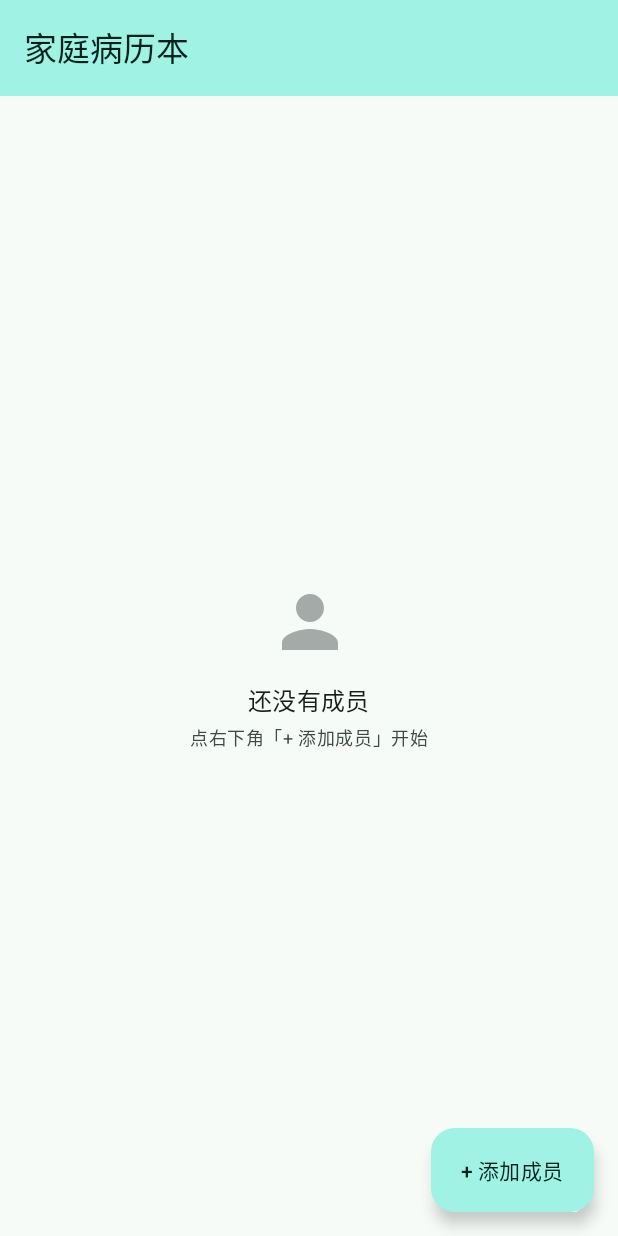
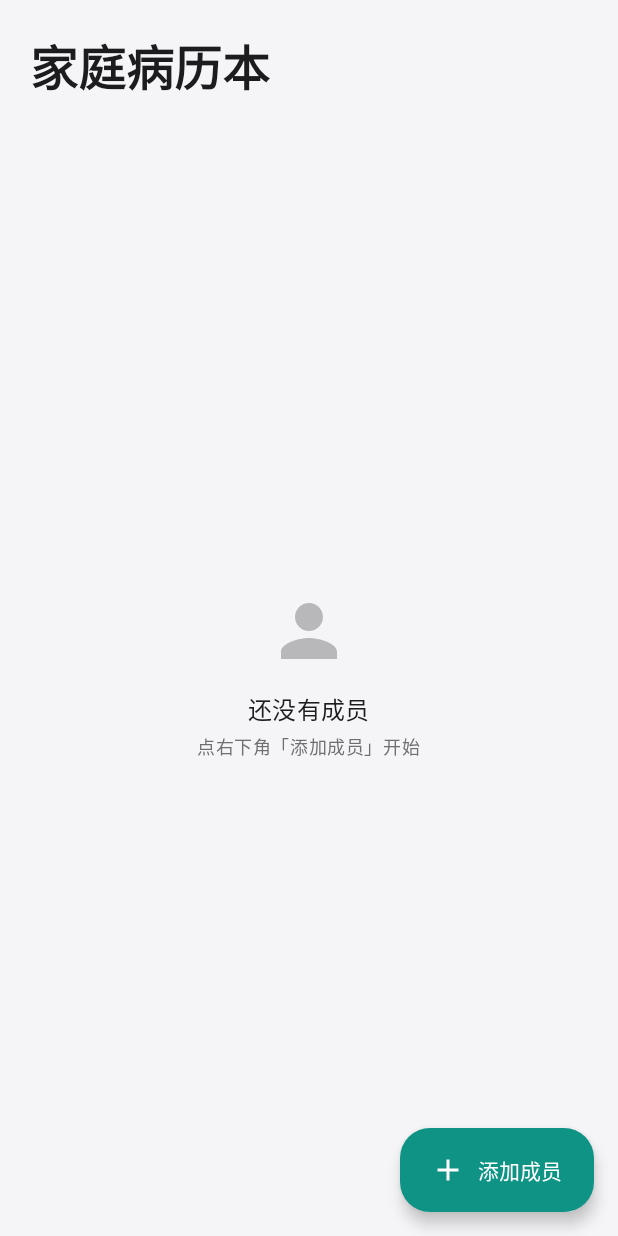
Before and after one commit to lidongze1002/medarchive, an Android app built with Jetpack Compose: the screen it shows after launch (MainActivity), on a phone screen of 412 x 824 dp. Run offline under Robolectric (Android 15) with nearby library versions, the phone set to English and light mode, and no system bars; our stand-ins replace Room's generated code.

Commit message:
style: modern 2026 UI (light-gray canvas, white bordered cards, large titles, clean top bars)

```diff
--- a/app/src/main/java/com/mvp/medarchive/ui/common/AppTopBar.kt
+++ b/app/src/main/java/com/mvp/medarchive/ui/common/AppTopBar.kt
@@ -11,6 +11,7 @@ import androidx.compose.material3.Text
 import androidx.compose.material3.TopAppBar
 import androidx.compose.material3.TopAppBarDefaults
 import androidx.compose.runtime.Composable
+import androidx.compose.ui.text.font.FontWeight
 
 @OptIn(ExperimentalMaterial3Api::class)
 @Composable
@@ -20,7 +21,13 @@ fun AppTopBar(
     actions: @Composable RowScope.() -> Unit = {}
 ) {
     TopAppBar(
-        title = { Text(title) },
+        title = {
+            Text(
+                title,
+                style = MaterialTheme.typography.titleMedium,
+                fontWeight = FontWeight.SemiBold
+            )
+        },
         navigationIcon = {
             if (onBack != null) {
                 IconButton(onClick = onBack) {
@@ -30,10 +37,10 @@ fun AppTopBar(
         },
         actions = actions,
         colors = TopAppBarDefaults.topAppBarColors(
-            containerColor = MaterialTheme.colorScheme.primaryContainer,
-            titleContentColor = MaterialTheme.colorScheme.onPrimaryContainer,
-            navigationIconContentColor = MaterialTheme.colorScheme.onPrimaryContainer,
-            actionIconContentColor = MaterialTheme.colorScheme.onPrimaryContainer
+            containerColor = MaterialTheme.colorScheme.background,
+            titleContentColor = MaterialTheme.colorScheme.onBackground,
+            navigationIconContentColor = MaterialTheme.colorScheme.onBackground,
+            actionIconContentColor = MaterialTheme.colorScheme.onBackground
         )
     )
 }
--- a/app/src/main/java/com/mvp/medarchive/ui/memberlist/MemberListScreen.kt
+++ b/app/src/main/java/com/mvp/medarchive/ui/memberlist/MemberListScreen.kt
@@ -1,21 +1,21 @@
 package com.mvp.medarchive.ui.memberlist
 
-import androidx.compose.foundation.clickable
 import androidx.compose.foundation.layout.Arrangement
 import androidx.compose.foundation.layout.Box
 import androidx.compose.foundation.layout.Column
 import androidx.compose.foundation.layout.PaddingValues
+import androidx.compose.foundation.layout.Row
 import androidx.compose.foundation.layout.Spacer
 import androidx.compose.foundation.layout.fillMaxSize
-import androidx.compose.foundation.layout.fillMaxWidth
 import androidx.compose.foundation.layout.height
 import androidx.compose.foundation.layout.padding
 import androidx.compose.foundation.layout.size
+import androidx.compose.foundation.layout.width
 import androidx.compose.foundation.lazy.LazyColumn
 import androidx.compose.foundation.lazy.items
 import androidx.compose.material.icons.Icons
+import androidx.compose.material.icons.filled.Add
 import androidx.compose.material.icons.filled.Person
-import androidx.compose.material3.Card
 import androidx.compose.material3.ExtendedFloatingActionButton
 import androidx.compose.material3.Icon
 import androidx.compose.material3.MaterialTheme
@@ -29,8 +29,10 @@ import androidx.compose.runtime.remember
 import androidx.compose.runtime.setValue
 import androidx.compose.ui.Alignment
 import androidx.compose.ui.Modifier
+import androidx.compose.ui.text.font.FontWeight
+import androidx.compose.ui.text.style.TextOverflow
 import androidx.compose.ui.unit.dp
-import com.mvp.medarchive.ui.common.AppTopBar
+import com.mvp.medarchive.ui.common.AppCard
 import com.mvp.medarchive.ui.member.MemberDialog
 
 @Composable
@@ -42,13 +44,27 @@ fun MemberListScreen(
     var showDialog by remember { mutableStateOf(false) }
 
     Scaffold(
-        topBar = { AppTopBar(title = "家庭病历本") },
         floatingActionButton = {
-            ExtendedFloatingActionButton(onClick = { showDialog = true }) { Text("+ 添加成员") }
+            ExtendedFloatingActionButton(
+                onClick = { showDialog = true },
+                containerColor = MaterialTheme.colorScheme.primary,
+                contentColor = MaterialTheme.colorScheme.onPrimary
+            ) {
+                Icon(Icons.Filled.Add, contentDescription = null)
+                Spacer(Modifier.width(8.dp))
+                Text("添加成员")
+            }
         }
     ) { padding ->
+        Column(Modifier.fillMaxSize().padding(padding)) {
+            Text(
+                "家庭病历本",
+                style = MaterialTheme.typography.headlineLarge,
+                fontWeight = FontWeight.Bold,
+                modifier = Modifier.padding(start = 20.dp, end = 20.dp, top = 20.dp, bottom = 8.dp)
+            )
             if (items.isEmpty()) {
-            Box(Modifier.fillMaxSize().padding(padding), contentAlignment = Alignment.Center) {
+                Box(Modifier.fillMaxSize(), contentAlignment = Alignment.Center) {
                     Column(horizontalAlignment = Alignment.CenterHorizontally) {
                         Icon(
                             Icons.Filled.Person,
@@ -60,7 +76,7 @@ fun MemberListScreen(
                         Text("还没有成员", style = MaterialTheme.typography.titleMedium)
                         Spacer(Modifier.height(4.dp))
                         Text(
-                        "点右下角「+ 添加成员」开始",
+                            "点右下角「添加成员」开始",
                             style = MaterialTheme.typography.bodySmall,
                             color = MaterialTheme.colorScheme.onSurfaceVariant
                         )
@@ -68,20 +84,42 @@ fun MemberListScreen(
                 }
             } else {
                 LazyColumn(
-                modifier = Modifier.fillMaxSize().padding(padding),
-                contentPadding = PaddingValues(16.dp),
-                verticalArrangement = Arrangement.spacedBy(8.dp)
+                    modifier = Modifier.fillMaxSize(),
+                    contentPadding = PaddingValues(horizontal = 16.dp, vertical = 8.dp),
+                    verticalArrangement = Arrangement.spacedBy(10.dp)
                 ) {
                     items(items, key = { it.member.id }) { item ->
-                    Card(Modifier.fillMaxWidth().clickable { onOpen(item.member.id) }) {
-                        Column(Modifier.padding(16.dp)) {
-                            Text(item.member.name, style = MaterialTheme.typography.titleMedium)
+                        AppCard(onClick = { onOpen(item.member.id) }) {
+                            Row(verticalAlignment = Alignment.CenterVertically) {
+                                Text(
+                                    item.member.name,
+                                    style = MaterialTheme.typography.titleMedium,
+                                    fontWeight = FontWeight.SemiBold,
+                                    modifier = Modifier.weight(1f),
+                                    maxLines = 1,
+                                    overflow = TextOverflow.Ellipsis
+                                )
+                                Text(
+                                    "${item.recordCount} 条记录",
+                                    style = MaterialTheme.typography.labelSmall,
+                                    color = MaterialTheme.colorScheme.onSurfaceVariant
+                                )
+                            }
                             if (item.member.birthdate.isNotBlank()) {
-                                Text("生日：${item.member.birthdate}", style = MaterialTheme.typography.bodySmall, color = MaterialTheme.colorScheme.onSurfaceVariant)
+                                Spacer(Modifier.height(4.dp))
+                                Text(
+                                    "生日 ${item.member.birthdate}",
+                                    style = MaterialTheme.typography.bodySmall,
+                                    color = MaterialTheme.colorScheme.onSurfaceVariant
+                                )
                             }
-                            Text("记录 ${item.recordCount} 条", style = MaterialTheme.typography.bodySmall, color = MaterialTheme.colorScheme.onSurfaceVariant)
                             if (item.member.allergies.isNotBlank()) {
-                                Text("过敏史：${item.member.allergies}", style = MaterialTheme.typography.bodySmall, color = MaterialTheme.colorScheme.error)
+                                Spacer(Modifier.height(4.dp))
+                                Text(
+                                    "过敏史 ${item.member.allergies}",
+                                    style = MaterialTheme.typography.bodySmall,
+                                    color = MaterialTheme.colorScheme.error
+                                )
                             }
                         }
                     }
--- a/app/src/main/java/com/mvp/medarchive/ui/theme/Theme.kt
+++ b/app/src/main/java/com/mvp/medarchive/ui/theme/Theme.kt
@@ -1,47 +1,64 @@
 package com.mvp.medarchive.ui.theme
 
 import androidx.compose.foundation.isSystemInDarkTheme
+import androidx.compose.foundation.shape.RoundedCornerShape
 import androidx.compose.material3.MaterialTheme
+import androidx.compose.material3.Shapes
 import androidx.compose.material3.darkColorScheme
 import androidx.compose.material3.lightColorScheme
 import androidx.compose.runtime.Composable
 import androidx.compose.ui.graphics.Color
+import androidx.compose.ui.unit.dp
 
 private val LightColors = lightColorScheme(
-    primary = Color(0xFF00695C),
+    primary = Color(0xFF0E9384),
     onPrimary = Color(0xFFFFFFFF),
-    primaryContainer = Color(0xFF9FF2E4),
-    onPrimaryContainer = Color(0xFF00201C),
-    secondary = Color(0xFF4A635E),
+    primaryContainer = Color(0xFFE6F6F3),
+    onPrimaryContainer = Color(0xFF04302C),
+    secondary = Color(0xFF6B7280),
     onSecondary = Color(0xFFFFFFFF),
-    secondaryContainer = Color(0xFFCCE8E1),
-    onSecondaryContainer = Color(0xFF06201B),
-    tertiary = Color(0xFF456179),
-    background = Color(0xFFF6FBF8),
-    onBackground = Color(0xFF191C1B),
-    surface = Color(0xFFF6FBF8),
-    onSurface = Color(0xFF191C1B),
-    surfaceVariant = Color(0xFFDAE5E1),
-    onSurfaceVariant = Color(0xFF3F4946),
-    outline = Color(0xFF6F7977),
-    error = Color(0xFFBA1A1A)
+    secondaryContainer = Color(0xFFF3F4F6),
+    onSecondaryContainer = Color(0xFF1F2937),
+    tertiary = Color(0xFF0EA5E9),
+    onTertiary = Color(0xFFFFFFFF),
+    background = Color(0xFFF5F5F7),
+    onBackground = Color(0xFF1C1C1E),
+    surface = Color(0xFFFFFFFF),
+    onSurface = Color(0xFF1C1C1E),
+    surfaceVariant = Color(0xFFF2F2F7),
+    onSurfaceVariant = Color(0xFF6E6E73),
+    outline = Color(0xFFE5E5EA),
+    outlineVariant = Color(0xFFF0F0F2),
+    error = Color(0xFFD92D20),
+    onError = Color(0xFFFFFFFF)
 )
 
 private val DarkColors = darkColorScheme(
-    primary = Color(0xFF82D5C7),
-    onPrimary = Color(0xFF003731),
-    primaryContainer = Color(0xFF005046),
-    onPrimaryContainer = Color(0xFF9FF2E4),
-    secondary = Color(0xFFB0CCC5),
-    onSecondary = Color(0xFF1B3531),
-    secondaryContainer = Color(0xFF324B47),
-    onSecondaryContainer = Color(0xFFCCE8E1),
-    background = Color(0xFF191C1B),
-    onBackground = Color(0xFFE1E3E1),
-    surface = Color(0xFF191C1B),
-    onSurface = Color(0xFFE1E3E1),
-    surfaceVariant = Color(0xFF3F4946),
-    onSurfaceVariant = Color(0xFFBEC9C6)
+    primary = Color(0xFF5EEAD4),
+    onPrimary = Color(0xFF04302C),
+    primaryContainer = Color(0xFF115E56),
+    onPrimaryContainer = Color(0xFFE6F6F3),
+    secondary = Color(0xFF9CA3AF),
+    onSecondary = Color(0xFF1F2937),
+    secondaryContainer = Color(0xFF374151),
+    onSecondaryContainer = Color(0xFFF3F4F6),
+    background = Color(0xFF111114),
+    onBackground = Color(0xFFEDEDF0),
+    surface = Color(0xFF1C1C20),
+    onSurface = Color(0xFFEDEDF0),
+    surfaceVariant = Color(0xFF2A2A2F),
+    onSurfaceVariant = Color(0xFFA1A1AA),
+    outline = Color(0xFF3A3A40),
+    outlineVariant = Color(0xFF2A2A2F),
+    error = Color(0xFFFF6B6B)
+)
+
+private val AppShapes = Shapes(
+    extraSmall = RoundedCornerShape(8.dp),
+    small = RoundedCornerShape(10.dp),
+    medium = RoundedCornerShape(14.dp),
+    large = RoundedCornerShape(20.dp),
+    extraLarge = RoundedCornerShape(28.dp)
 )
 
 @Composable
@@ -51,6 +68,7 @@ fun MedArchiveTheme(
 ) {
     MaterialTheme(
         colorScheme = if (darkTheme) DarkColors else LightColors,
+        shapes = AppShapes,
         content = content
     )
 }
```
Also changed, not shown: app/src/main/java/com/mvp/medarchive/ui/common/AppCard.kt (added, +33 -0 lines), app/src/main/java/com/mvp/medarchive/ui/memberdetail/MemberDetailScreen.kt (+58 -20 lines). Lines whose indentation alone changed are shown as unchanged.
